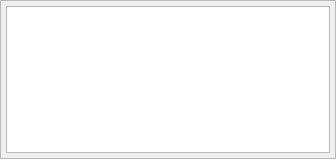
Old version of the form libs/libgui/ui/widgets/layerswidget.ui in the repository pgmodeler/pgmodeler.
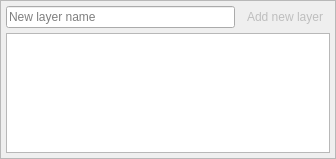
New version of the form. Icons and pictures are not drawn.

Commit message: Added support for quickly create a new layer and assign it to the selected objects in ModelWidget (issue #1876)

Patch:
```diff
--- a/libs/libgui/ui/widgets/layerswidget.ui
+++ b/libs/libgui/ui/widgets/layerswidget.ui
@@ -62,7 +62,7 @@
       <property name="spacing">
        <number>5</number>
       </property>
-      <item row="0" column="0" colspan="2">
+      <item row="2" column="0" colspan="2">
        <widget class="QListWidget" name="layers_lst">
         <property name="alternatingRowColors">
          <bool>true</bool>
@@ -75,6 +75,57 @@
         </property>
        </widget>
       </item>
+      <item row="0" column="0">
+       <widget class="QLineEdit" name="layer_name_edt">
+        <property name="placeholderText">
+         <string>New layer name</string>
+        </property>
+       </widget>
+      </item>
+      <item row="0" column="1">
+       <widget class="QToolButton" name="add_tb">
+        <property name="enabled">
+         <bool>false</bool>
+        </property>
+        <property name="sizePolicy">
+         <sizepolicy hsizetype="Preferred" vsizetype="Preferred">
+          <horstretch>0</horstretch>
+          <verstretch>0</verstretch>
+         </sizepolicy>
+        </property>
+        <property name="minimumSize">
+         <size>
+          <width>0</width>
+          <height>0</height>
+         </size>
+        </property>
+        <property name="toolTip">
+         <string>Add a new layer</string>
+        </property>
+        <property name="text">
+         <string>Add new layer</string>
+        </property>
+        <property name="icon">
+         <iconset resource="../../res/resources.qrc">
+          <normaloff>:/icons/icons/addlayer.png</normaloff>:/icons/icons/addlayer.png</iconset>
+        </property>
+        <property name="iconSize">
+         <size>
+          <width>22</width>
+          <height>22</height>
+         </size>
+        </property>
+        <property name="shortcut">
+         <string>Ins</string>
+        </property>
+        <property name="toolButtonStyle">
+         <enum>Qt::ToolButtonIconOnly</enum>
+        </property>
+        <property name="autoRaise">
+         <bool>true</bool>
+        </property>
+       </widget>
+      </item>
      </layout>
     </widget>
    </item>
```
Left out of the diff: 5 changed lines with no effect on the pictures. The commit also changes 8 other files.
